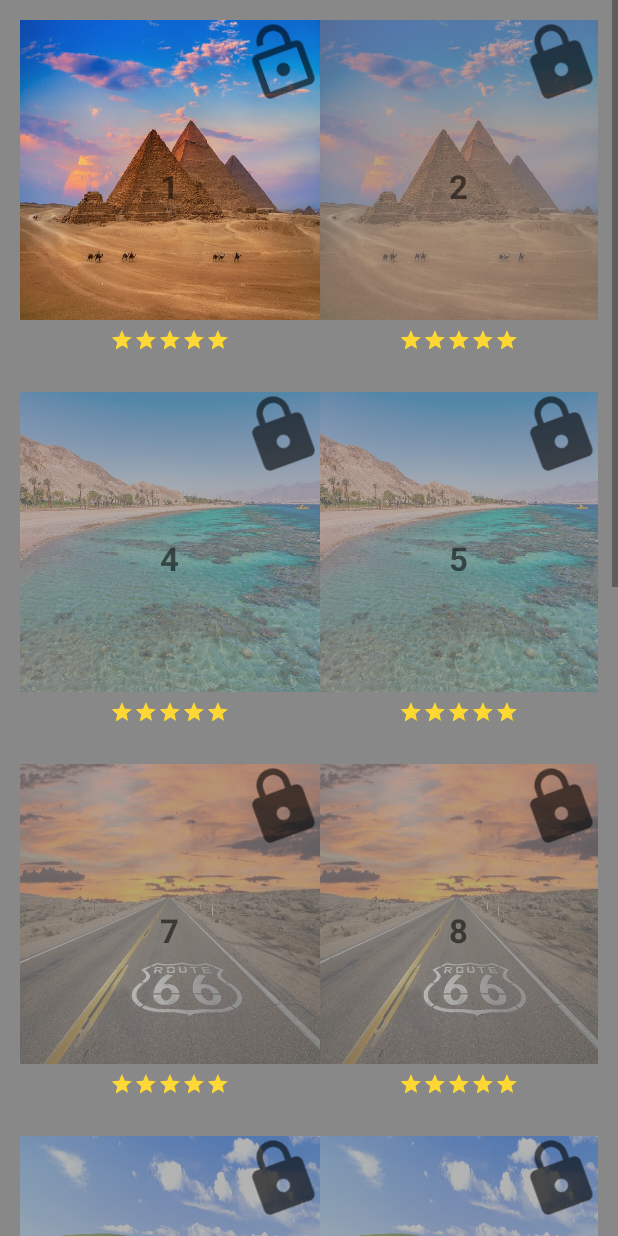
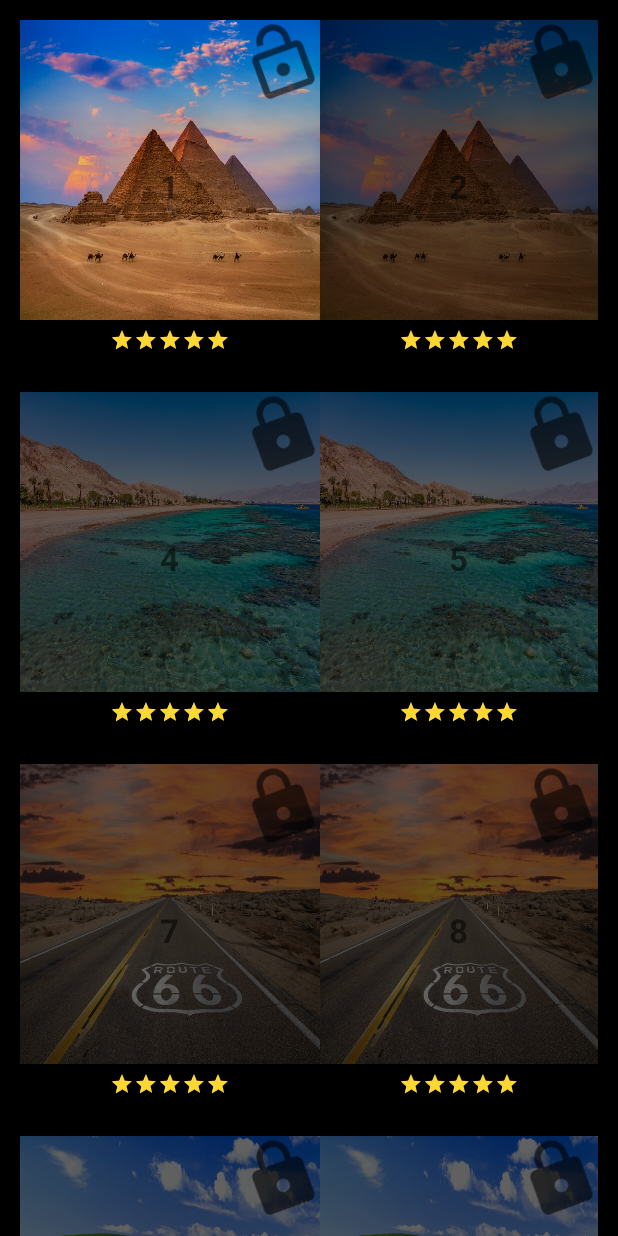
Before and after one commit to C4rm3r/Chickend_V_0.2, an Android app: the screen it shows after launch (AllLevelsOverviewForm), after a tap on an icon or button, on a phone screen of 412 x 824 dp. Run offline under Robolectric (Android 15) with nearby library versions, the phone set to English and light mode, and no system bars.

Commit message:
design changes and buy fixing of the next level unlock
Signed-off-by: udim12 <ehud6401@gmail.com>

```diff
--- a/app/src/main/java/EMA/chickend/GUI/AllLevelsOverviewForm.java
+++ b/app/src/main/java/EMA/chickend/GUI/AllLevelsOverviewForm.java
@@ -39,8 +39,8 @@ public class AllLevelsOverviewForm extends Activity
         this.m_AllLevels = Game.getInstance().getLevels();
 
         ScrollView ScrollView_Layout = findViewById(R.id.ScrollView_Layout);
-        ScrollView_Layout.setBackgroundResource(R.color.cardview_dark_background);
-        ScrollView_Layout.getBackground().setAlpha(160);
+        ScrollView_Layout.setBackgroundResource(R.color.black);
+        //ScrollView_Layout.getBackground().setAlpha(160);
 
         embedLevelsAsVisualComponents();
     }
--- a/app/src/main/java/EMA/chickend/Logic/Classes/Matan/PlayLevelActivity.java
+++ b/app/src/main/java/EMA/chickend/Logic/Classes/Matan/PlayLevelActivity.java
@@ -197,13 +197,12 @@ public class PlayLevelActivity extends AppCompatActivity implements ChickenListe
 
         // TODO: check that this works and actually leads to the next level.
         dialog = new AlertDialog.Builder(this);
+        // Unlock the next level - LOGICALLY && GRAPHICALLY
+        Level nextLevel = Game.getInstance().getLevels().get(PlayLevelActivity.this.m_Level.getLevelNumber());
+        nextLevel.setIsLocked(false);
         dialog.setPositiveButton(R.string.messagebox_continue_playing_text, new DialogInterface.OnClickListener() {
             @Override
             public void onClick(DialogInterface dialog, int which) {
-
-                // Unlock the next level - LOGICALLY && GRAPHICALLY
-                Level nextLevel = Game.getInstance().getLevels().get(PlayLevelActivity.this.m_Level.getLevelNumber());
-                nextLevel.setIsLocked(false);
                 nextLevel.generateChickens(PlayLevelActivity.this);
 
                 m_Level = nextLevel;
--- a/app/src/main/java/EMA/chickend/MainActivity.java
+++ b/app/src/main/java/EMA/chickend/MainActivity.java
@@ -27,11 +27,9 @@ public class MainActivity extends AppCompatActivity {
 
         setContentView(R.layout.activity_main);
 
-        RelativeLayout layout = findViewById(R.id.RelativeLayout_Layout);
-        if (layout != null) {
-            layout.setBackgroundResource(R.drawable.background___ancient_egypt);
-            layout.getBackground().setAlpha(150);
-        }
+       // RelativeLayout layout = findViewById(R.id.RelativeLayout_Layout);
+        //layout.getBackground().setAlpha(160);
+
         ImageView chick = findViewById(R.id.chick_chicken_start);
         ImageView regularChicken = findViewById(R.id.regular_chicken_start);
         ImageView motherChicken = findViewById(R.id.mother_chicken_start);
--- a/app/src/main/res/layout/activity_main.xml
+++ b/app/src/main/res/layout/activity_main.xml
@@ -3,7 +3,7 @@
     android:layout_width="match_parent"
     android:layout_height="match_parent"
     android:id="@+id/RelativeLayout_Layout"
-
+    android:background="@color/black"
     >
     <Button
         android:id="@+id/mybutton"
```
